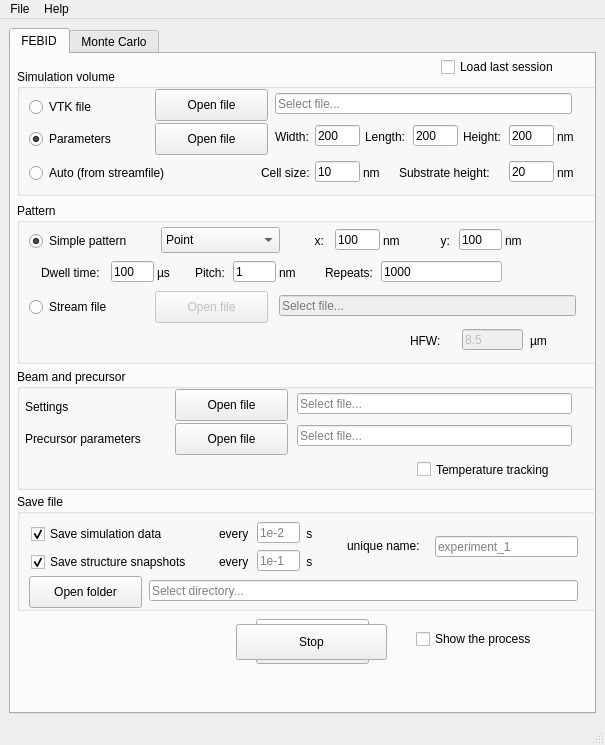
This is febid/ui/main_window.ui in MrCheatak/FEBID_py as Qt 5 draws it before an edit. The edited form follows.
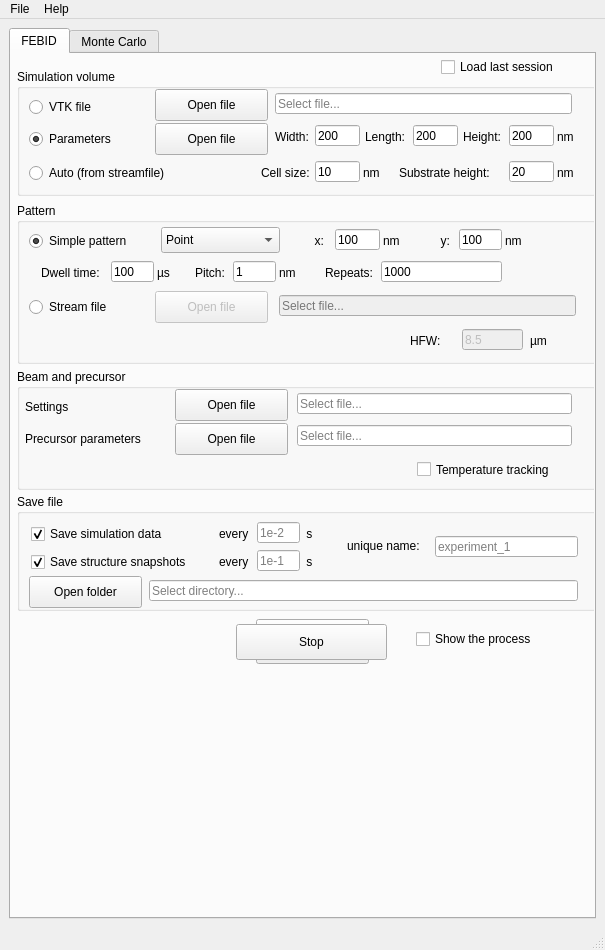
This is the edited form.

The edit to the form file:
```diff
--- a/febid/ui/main_window.ui
+++ b/febid/ui/main_window.ui
@@ -7,7 +7,7 @@
     <x>0</x>
     <y>0</y>
     <width>605</width>
-    <height>745</height>
+    <height>950</height>
    </rect>
   </property>
   <property name="windowTitle">
```
